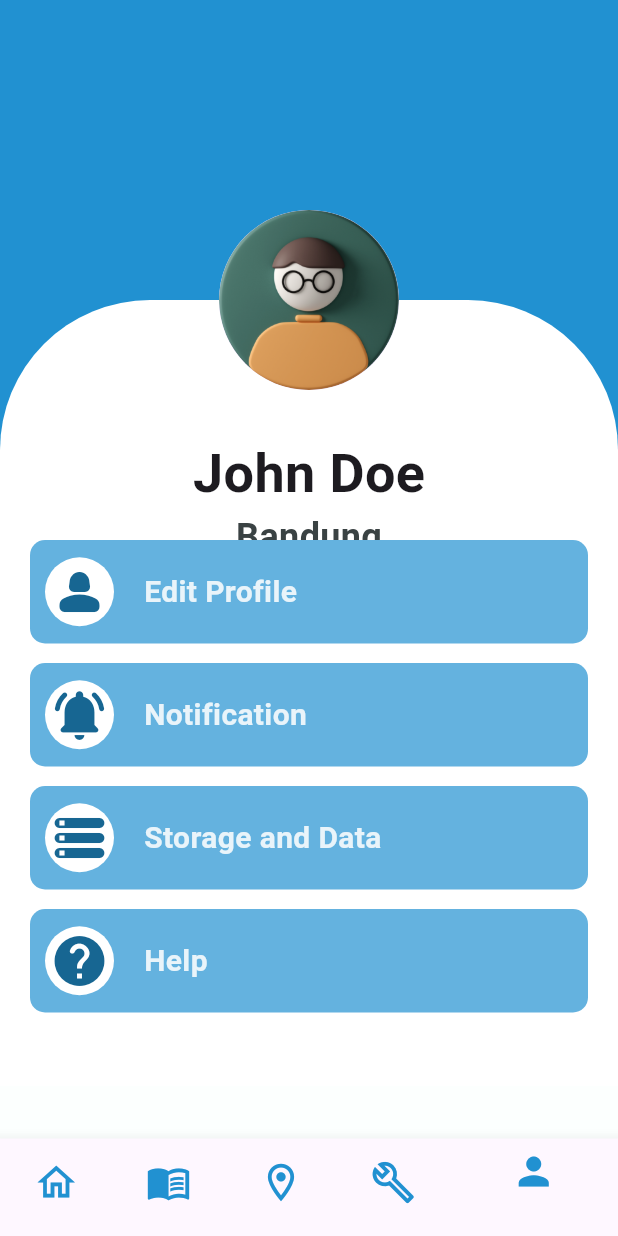
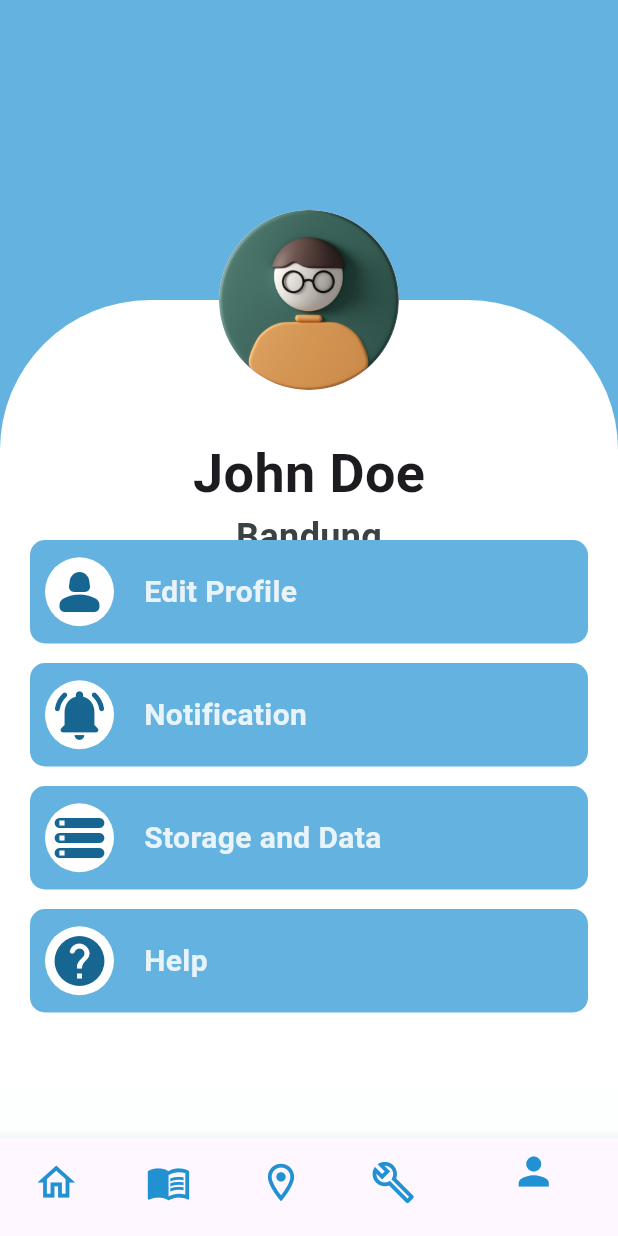
Before and after one commit to raihansyahrin/naara_app, a Flutter app: the screen it shows after launch, item 5 of the bottom bar chosen, on a phone screen of 412 x 824 dp. Run offline on Flutter 3.47's test engine with Material 3 defaults, Android fonts, the phone set to English and light mode, and no system bars; our stand-ins replace google_fonts, google_maps_flutter.

Commit message:
color themes

```diff
--- a/lib/pages/profile_page.dart
+++ b/lib/pages/profile_page.dart
@@ -24,7 +24,7 @@ class _ProfilePageState extends State<ProfilePage> {
       body: Stack(
         children: [
           Container(
-            color: primary,
+            color: secondary,
             width: double.infinity,
             height: MediaQuery.of(context).size.height - 100,
           ),
```
